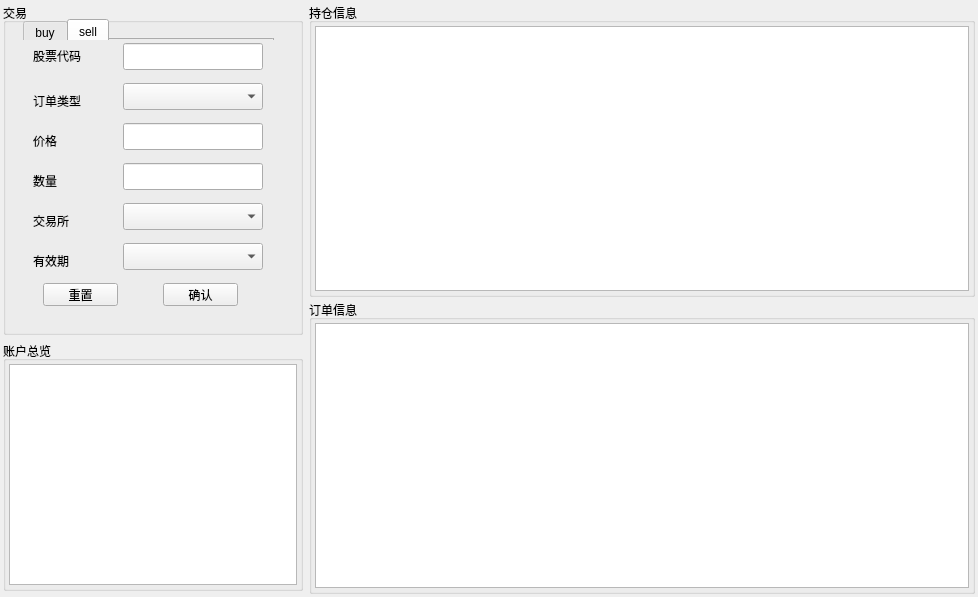
Old version of the form Lampyris Trade Station/Resource/Forms/MainPartUI/PanelMainUITrade.ui in the repository 390031942/Lampyris-Trade-Station.
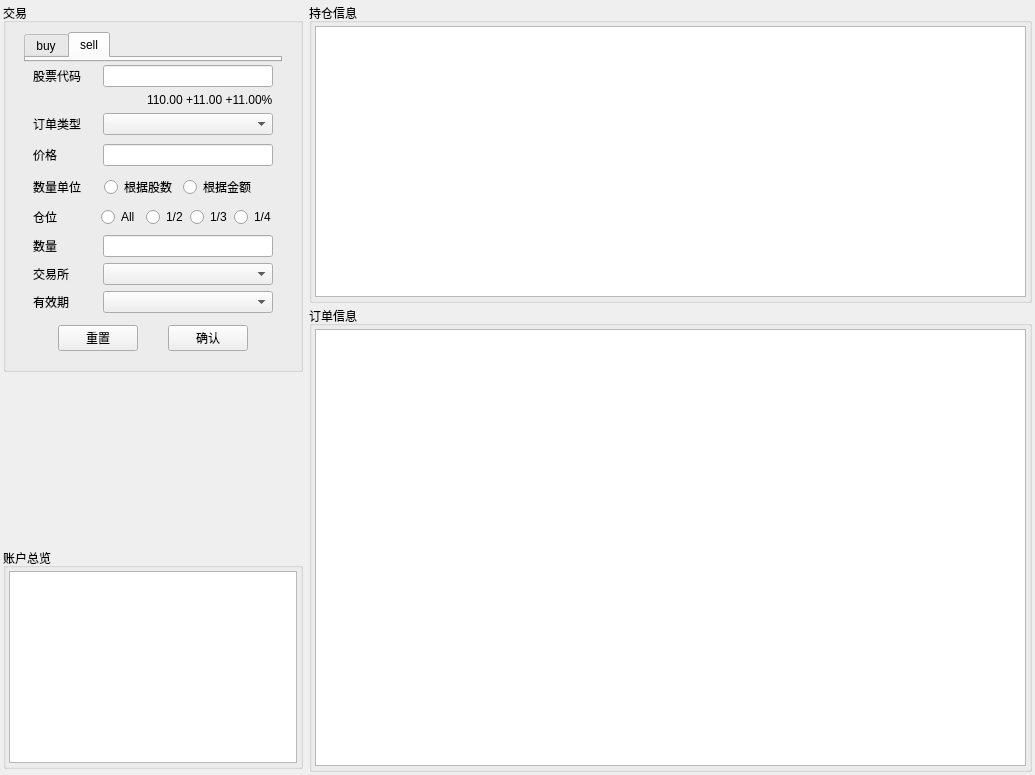
New version of the form. The open tabs and pages were chosen to show the change.

The edit to the form file:
```diff
--- a/Lampyris Trade Station/Resource/Forms/MainPartUI/PanelMainUITrade.ui
+++ b/Lampyris Trade Station/Resource/Forms/MainPartUI/PanelMainUITrade.ui
@@ -6,8 +6,8 @@
    <rect>
     <x>0</x>
     <y>0</y>
-    <width>978</width>
-    <height>597</height>
+    <width>1035</width>
+    <height>775</height>
    </rect>
   </property>
   <property name="windowTitle">
@@ -58,210 +58,517 @@
         <property name="title">
          <string>交易</string>
         </property>
-        <widget class="QComboBox" name="comboBoxValidTime">
-         <property name="geometry">
-          <rect>
-           <x>120</x>
-           <y>240</y>
-           <width>140</width>
-           <height>27</height>
-          </rect>
-         </property>
-        </widget>
-        <widget class="QLabel" name="constTextPrice">
-         <property name="geometry">
-          <rect>
-           <x>30</x>
-           <y>130</y>
-           <width>72</width>
-           <height>15</height>
-          </rect>
-         </property>
-         <property name="text">
-          <string>价格</string>
-         </property>
-         <property name="alignment">
-          <set>Qt::AlignLeading|Qt::AlignLeft|Qt::AlignVCenter</set>
-         </property>
-        </widget>
-        <widget class="QComboBox" name="comboBoxOrderType">
-         <property name="geometry">
-          <rect>
-           <x>120</x>
-           <y>80</y>
-           <width>140</width>
-           <height>27</height>
-          </rect>
-         </property>
-        </widget>
-        <widget class="QLabel" name="constTextCount2">
-         <property name="geometry">
-          <rect>
-           <x>30</x>
-           <y>210</y>
-           <width>72</width>
-           <height>15</height>
-          </rect>
-         </property>
-         <property name="text">
-          <string>交易所</string>
-         </property>
-         <property name="alignment">
-          <set>Qt::AlignLeading|Qt::AlignLeft|Qt::AlignVCenter</set>
-         </property>
-        </widget>
-        <widget class="QLineEdit" name="textCode">
-         <property name="geometry">
-          <rect>
-           <x>120</x>
-           <y>40</y>
-           <width>140</width>
-           <height>27</height>
-          </rect>
-         </property>
-        </widget>
-        <widget class="QTabWidget" name="tabTradeDirection">
-         <property name="geometry">
-          <rect>
-           <x>20</x>
-           <y>16</y>
-           <width>251</width>
-           <height>21</height>
-          </rect>
-         </property>
-         <property name="currentIndex">
+        <layout class="QVBoxLayout" name="verticalLayout_3">
+         <property name="spacing">
           <number>0</number>
          </property>
-         <widget class="QWidget" name="tabBuy">
-          <attribute name="title">
-           <string>buy</string>
-          </attribute>
-         </widget>
-         <widget class="QWidget" name="tabSell">
-          <attribute name="title">
-           <string>sell</string>
-          </attribute>
-         </widget>
-        </widget>
-        <widget class="QLabel" name="constTextCode">
-         <property name="geometry">
-          <rect>
-           <x>30</x>
-           <y>45</y>
-           <width>72</width>
-           <height>15</height>
-          </rect>
+         <property name="leftMargin">
+          <number>18</number>
          </property>
-         <property name="text">
-          <string>股票代码</string>
+         <property name="rightMargin">
+          <number>18</number>
          </property>
-        </widget>
-        <widget class="QLineEdit" name="textPrice">
-         <property name="geometry">
-          <rect>
-           <x>120</x>
-           <y>120</y>
-           <width>140</width>
-           <height>27</height>
-          </rect>
-         </property>
-        </widget>
-        <widget class="QComboBox" name="comboBoxExchange">
-         <property name="geometry">
-          <rect>
-           <x>120</x>
-           <y>200</y>
-           <width>140</width>
-           <height>27</height>
-          </rect>
-         </property>
-        </widget>
-        <widget class="QLabel" name="constTextOrderType">
-         <property name="geometry">
-          <rect>
-           <x>30</x>
-           <y>90</y>
-           <width>72</width>
-           <height>15</height>
-          </rect>
-         </property>
-         <property name="text">
-          <string>订单类型</string>
-         </property>
-         <property name="alignment">
-          <set>Qt::AlignLeading|Qt::AlignLeft|Qt::AlignVCenter</set>
-         </property>
-        </widget>
-        <widget class="QLabel" name="constTextCount1">
-         <property name="geometry">
-          <rect>
-           <x>30</x>
-           <y>170</y>
-           <width>72</width>
-           <height>15</height>
-          </rect>
-         </property>
-         <property name="text">
-          <string>数量</string>
-         </property>
-         <property name="alignment">
-          <set>Qt::AlignLeading|Qt::AlignLeft|Qt::AlignVCenter</set>
-         </property>
-        </widget>
-        <widget class="QLineEdit" name="textCount">
-         <property name="geometry">
-          <rect>
-           <x>120</x>
-           <y>160</y>
-           <width>140</width>
-           <height>27</height>
-          </rect>
-         </property>
-        </widget>
-        <widget class="QLabel" name="constTextCount3">
-         <property name="geometry">
-          <rect>
-           <x>30</x>
-           <y>250</y>
-           <width>72</width>
-           <height>15</height>
-          </rect>
-         </property>
-         <property name="text">
-          <string>有效期</string>
-         </property>
-         <property name="alignment">
-          <set>Qt::AlignLeading|Qt::AlignLeft|Qt::AlignVCenter</set>
-         </property>
-        </widget>
-        <widget class="QPushButton" name="buttonReset">
-         <property name="geometry">
-          <rect>
-           <x>40</x>
-           <y>280</y>
-           <width>75</width>
-           <height>23</height>
-          </rect>
-         </property>
-         <property name="text">
-          <string>重置</string>
-         </property>
-        </widget>
-        <widget class="QPushButton" name="buttonEnter">
-         <property name="geometry">
-          <rect>
-           <x>160</x>
-           <y>280</y>
-           <width>75</width>
-           <height>23</height>
-          </rect>
-         </property>
-         <property name="text">
-          <string>确认</string>
-         </property>
-        </widget>
+         <item>
+          <widget class="QTabWidget" name="tabTradeDirection">
+           <property name="maximumSize">
+            <size>
+             <width>16777215</width>
+             <height>30</height>
+            </size>
+           </property>
+           <property name="currentIndex">
+            <number>1</number>
+           </property>
+           <widget class="QWidget" name="tabBuy">
+            <attribute name="title">
+             <string>buy</string>
+            </attribute>
+           </widget>
+           <widget class="QWidget" name="tabSell">
+            <attribute name="title">
+             <string>sell</string>
+            </attribute>
+           </widget>
+          </widget>
+         </item>
+         <item>
+          <widget class="QWidget" name="__widgetCode" native="true">
+           <layout class="QHBoxLayout" name="horizontalLayout_5">
+            <property name="topMargin">
+             <number>3</number>
+            </property>
+            <property name="bottomMargin">
+             <number>3</number>
+            </property>
+            <item>
+             <widget class="QLabel" name="constTextCode">
+              <property name="text">
+               <string>股票代码</string>
+              </property>
+             </widget>
+            </item>
+            <item>
+             <widget class="QLineEdit" name="textCode">
+              <property name="minimumSize">
+               <size>
+                <width>170</width>
+                <height>0</height>
+               </size>
+              </property>
+              <property name="maximumSize">
+               <size>
+                <width>170</width>
+                <height>16777215</height>
+               </size>
+              </property>
+             </widget>
+            </item>
+           </layout>
+          </widget>
+         </item>
+         <item>
+          <widget class="QWidget" name="__widgetBriefQuote" native="true">
+           <property name="minimumSize">
+            <size>
+             <width>0</width>
+             <height>20</height>
+            </size>
+           </property>
+           <layout class="QHBoxLayout" name="horizontalLayout_12">
+            <property name="topMargin">
+             <number>0</number>
+            </property>
+            <property name="bottomMargin">
+             <number>0</number>
+            </property>
+            <item>
+             <spacer name="horizontalSpacerBriefQuote">
+              <property name="orientation">
+               <enum>Qt::Horizontal</enum>
+              </property>
+              <property name="sizeHint" stdset="0">
+               <size>
+                <width>40</width>
+                <height>20</height>
+               </size>
+              </property>
+             </spacer>
+            </item>
+            <item>
+             <widget class="QLabel" name="textBriefQuote">
+              <property name="text">
+               <string>110.00 +11.00 +11.00%</string>
+              </property>
+             </widget>
+            </item>
+           </layout>
+          </widget>
+         </item>
+         <item>
+          <widget class="QWidget" name="__widgetOrderType" native="true">
+           <layout class="QHBoxLayout" name="horizontalLayout_6">
+            <property name="topMargin">
+             <number>3</number>
+            </property>
+            <property name="bottomMargin">
+             <number>3</number>
+            </property>
+            <item>
+             <widget class="QLabel" name="constTextOrderType">
+              <property name="text">
+               <string>订单类型</string>
+              </property>
+              <property name="alignment">
+               <set>Qt::AlignLeading|Qt::AlignLeft|Qt::AlignVCenter</set>
+              </property>
+             </widget>
+            </item>
+            <item>
+             <widget class="QComboBox" name="comboBoxOrderType">
+              <property name="minimumSize">
+               <size>
+                <width>170</width>
+                <height>0</height>
+               </size>
+              </property>
+             </widget>
+            </item>
+           </layout>
+          </widget>
+         </item>
+         <item>
+          <widget class="QWidget" name="__widgetPrice" native="true">
+           <layout class="QHBoxLayout" name="horizontalLayout_7">
+            <property name="topMargin">
+             <number>6</number>
+            </property>
+            <property name="bottomMargin">
+             <number>6</number>
+            </property>
+            <item>
+             <widget class="QLabel" name="constTextPrice">
+              <property name="text">
+               <string>价格</string>
+              </property>
+              <property name="alignment">
+               <set>Qt::AlignLeading|Qt::AlignLeft|Qt::AlignVCenter</set>
+              </property>
+             </widget>
+            </item>
+            <item>
+             <widget class="QLineEdit" name="textPrice">
+              <property name="minimumSize">
+               <size>
+                <width>170</width>
+                <height>0</height>
+               </size>
+              </property>
+              <property name="maximumSize">
+               <size>
+                <width>170</width>
+                <height>16777215</height>
+               </size>
+              </property>
+             </widget>
+            </item>
+           </layout>
+          </widget>
+         </item>
+         <item>
+          <widget class="QWidget" name="__widgetUnit" native="true">
+           <property name="minimumSize">
+            <size>
+             <width>0</width>
+             <height>0</height>
+            </size>
+           </property>
+           <layout class="QHBoxLayout" name="horizontalLayout_14">
+            <property name="topMargin">
+             <number>3</number>
+            </property>
+            <property name="bottomMargin">
+             <number>3</number>
+            </property>
+            <item>
+             <widget class="QLabel" name="constTextUnit">
+              <property name="text">
+               <string>数量单位</string>
+              </property>
+             </widget>
+            </item>
+            <item>
+             <spacer name="horizontalSpacerUnit1_2">
+              <property name="orientation">
+               <enum>Qt::Horizontal</enum>
+              </property>
+              <property name="sizeHint" stdset="0">
+               <size>
+                <width>40</width>
+                <height>20</height>
+               </size>
+              </property>
+             </spacer>
+            </item>
+            <item>
+             <widget class="QRadioButton" name="radioBtnStock">
+              <property name="text">
+               <string>根据股数</string>
+              </property>
+             </widget>
+            </item>
+            <item>
+             <widget class="QRadioButton" name="radioBtnMoney">
+              <property name="text">
+               <string>根据金额</string>
+              </property>
+             </widget>
+            </item>
+            <item>
+             <spacer name="horizontalSpacerUnit1">
+              <property name="orientation">
+               <enum>Qt::Horizontal</enum>
+              </property>
+              <property name="sizeHint" stdset="0">
+               <size>
+                <width>40</width>
+                <height>20</height>
+               </size>
+              </property>
+             </spacer>
+            </item>
+           </layout>
+          </widget>
+         </item>
+         <item>
+          <widget class="QWidget" name="__widgetRatio" native="true">
+           <property name="minimumSize">
+            <size>
+             <width>0</width>
+             <height>30</height>
+            </size>
+           </property>
+           <layout class="QHBoxLayout" name="horizontalLayout_13">
+            <property name="leftMargin">
+             <number>9</number>
+            </property>
+            <property name="topMargin">
+             <number>3</number>
+            </property>
+            <property name="rightMargin">
+             <number>9</number>
+            </property>
+            <property name="bottomMargin">
+             <number>3</number>
+            </property>
+            <item>
+             <widget class="QLabel" name="constTextRatio">
+              <property name="minimumSize">
+               <size>
+                <width>0</width>
+                <height>0</height>
+               </size>
+              </property>
+              <property name="text">
+               <string>仓位</string>
+              </property>
+             </widget>
+            </item>
+            <item>
+             <spacer name="horizontalSpacerRatio">
+              <property name="orientation">
+               <enum>Qt::Horizontal</enum>
+              </property>
+              <property name="sizeType">
+               <enum>QSizePolicy::Fixed</enum>
+              </property>
+              <property name="sizeHint" stdset="0">
+               <size>
+                <width>40</width>
+                <height>20</height>
+               </size>
+              </property>
+             </spacer>
+            </item>
+            <item>
+             <widget class="QRadioButton" name="radioBtnAll">
+              <property name="text">
+               <string>All</string>
+              </property>
+             </widget>
+            </item>
+            <item>
+             <widget class="QRadioButton" name="radioBtn2">
+              <property name="text">
+               <string>1/2</string>
+              </property>
+             </widget>
+            </item>
+            <item>
+             <widget class="QRadioButton" name="radioBtn3">
+              <property name="text">
+               <string>1/3</string>
+              </property>
+             </widget>
+            </item>
+            <item>
+             <widget class="QRadioButton" name="radioBtn4">
+              <property name="text">
+               <string>1/4</string>
+              </property>
+             </widget>
+            </item>
+           </layout>
+          </widget>
+         </item>
+         <item>
+          <widget class="QWidget" name="__widgetCount" native="true">
+           <layout class="QHBoxLayout" name="horizontalLayout_8">
+            <property name="topMargin">
+             <number>3</number>
+            </property>
+            <property name="bottomMargin">
+             <number>3</number>
+            </property>
+            <item>
+             <widget class="QLabel" name="constTextCount">
+              <property name="text">
+               <string>数量</string>
+              </property>
+              <property name="alignment">
+               <set>Qt::AlignLeading|Qt::AlignLeft|Qt::AlignVCenter</set>
+              </property>
+             </widget>
+            </item>
+            <item>
+             <widget class="QLineEdit" name="textCount">
+              <property name="minimumSize">
+               <size>
+                <width>170</width>
+                <height>0</height>
+               </size>
+              </property>
+              <property name="maximumSize">
+               <size>
+                <width>170</width>
+                <height>16777215</height>
+               </size>
+              </property>
+             </widget>
+            </item>
+           </layout>
+          </widget>
+         </item>
+         <item>
+          <widget class="QWidget" name="__widgetExchange" native="true">
+           <layout class="QHBoxLayout" name="horizontalLayout_9">
+            <property name="topMargin">
+             <number>3</number>
+            </property>
+            <property name="bottomMargin">
+             <number>3</number>
+            </property>
+            <item>
+             <widget class="QLabel" name="constTextExchange">
+              <property name="text">
+               <string>交易所</string>
+              </property>
+              <property name="alignment">
+               <set>Qt::AlignLeading|Qt::AlignLeft|Qt::AlignVCenter</set>
+              </property>
+             </widget>
+            </item>
+            <item>
+             <widget class="QComboBox" name="comboBoxExchange">
+              <property name="minimumSize">
+               <size>
+                <width>170</width>
+                <height>0</height>
+               </size>
+              </property>
+              <property name="maximumSize">
+               <size>
+                <width>170</width>
+                <height>16777215</height>
+               </size>
+              </property>
+             </widget>
+            </item>
+           </layout>
+          </widget>
+         </item>
+         <item>
+          <widget class="QWidget" name="__widgetValidTime" native="true">
+           <layout class="QHBoxLayout" name="horizontalLayout_10">
+            <property name="topMargin">
+             <number>3</number>
+            </property>
+            <property name="bottomMargin">
+             <number>3</number>
+            </property>
+            <item>
+             <widget class="QLabel" name="constTextValidTime">
+              <property name="text">
+               <string>有效期</string>
+              </property>
+              <property name="alignment">
+               <set>Qt::AlignLeading|Qt::AlignLeft|Qt::AlignVCenter</set>
+              </property>
+             </widget>
+            </item>
+            <item>
+             <widget class="QComboBox" name="comboBoxValidTime">
+              <property name="minimumSize">
+               <size>
+                <width>170</width>
+                <height>0</height>
+               </size>
+              </property>
+              <property name="maximumSize">
+               <size>
+                <width>170</width>
+                <height>16777215</height>
+               </size>
+              </property>
+             </widget>
+            </item>
+           </layout>
+          </widget>
+         </item>
+         <item>
+          <widget class="QWidget" name="__widgetBtns" native="true">
+           <layout class="QHBoxLayout" name="horizontalLayout_11">
+            <item>
+             <spacer name="__horizontalSpacerTradeBtn2">
+              <property name="orientation">
+               <enum>Qt::Horizontal</enum>
+              </property>
+              <property name="sizeHint" stdset="0">
+               <size>
+                <width>40</width>
+                <height>20</height>
+               </size>
+              </property>
+             </spacer>
+            </item>
+            <item>
+             <widget class="QPushButton" name="buttonReset">
+              <property name="text">
+               <string>重置</string>
+              </property>
+             </widget>
+            </item>
+            <item>
+             <spacer name="__horizontalSpacerTradeBtn1">
+              <property name="orientation">
+               <enum>Qt::Horizontal</enum>
+              </property>
+              <property name="sizeHint" stdset="0">
+               <size>
+                <width>40</width>
+                <height>20</height>
+               </size>
+              </property>
+             </spacer>
+            </item>
+            <item>
+             <widget class="QPushButton" name="buttonEnter">
+              <property name="text">
+               <string>确认</string>
+              </property>
+             </widget>
+            </item>
+            <item>
+             <spacer name="__horizontalSpacerTradeBtn3">
+              <property name="orientation">
+               <enum>Qt::Horizontal</enum>
+              </property>
+              <property name="sizeHint" stdset="0">
+               <size>
+                <width>40</width>
+                <height>20</height>
+               </size>
+              </property>
+             </spacer>
+            </item>
+           </layout>
+          </widget>
+         </item>
+        </layout>
        </widget>
       </item>
+      <item>
+       <spacer name="verticalSpacer">
+        <property name="orientation">
+         <enum>Qt::Vertical</enum>
+        </property>
+        <property name="sizeHint" stdset="0">
+         <size>
+          <width>20</width>
+          <height>40</height>
+         </size>
+        </property>
+       </spacer>
+      </item>
       <item>
        <widget class="QGroupBox" name="__groupBoxAccountSummary">
         <property name="maximumSize">
@@ -287,7 +594,7 @@
           <number>3</number>
          </property>
          <item>
-          <widget class="QTableView" name="tableView"/>
+          <widget class="QListView" name="listViewAccountSummary"/>
          </item>
         </layout>
        </widget>
```
